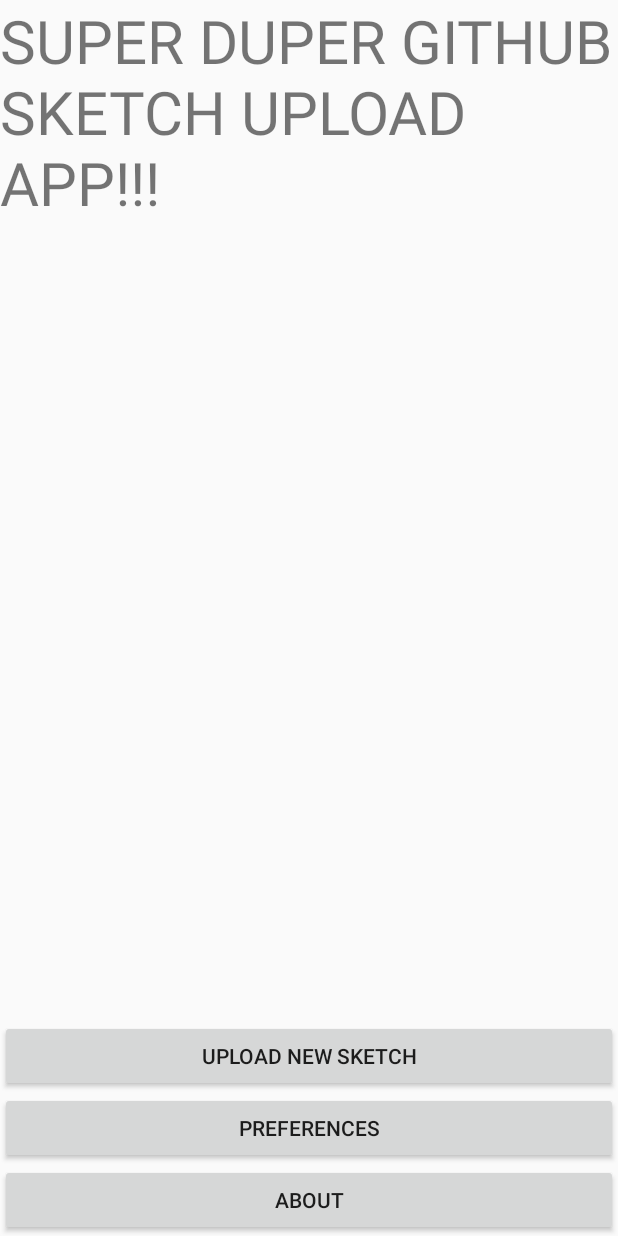
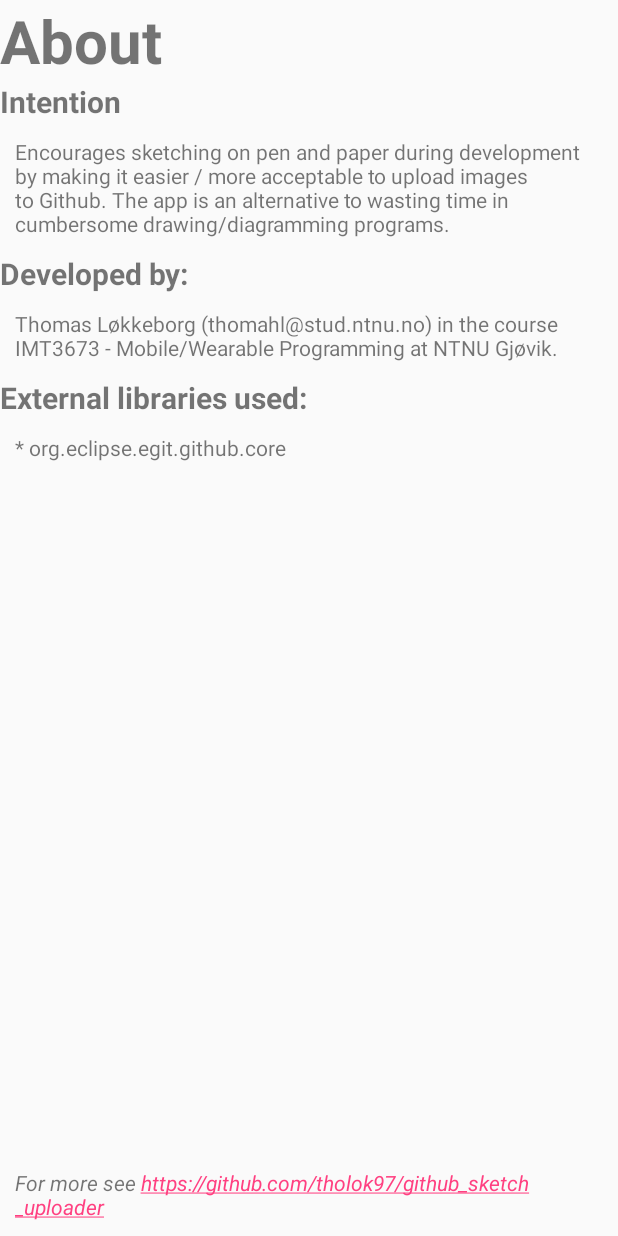
Before and after one commit to tholok97/github_sketch_uploader, an Android app: the screen it shows after launch (MainActivity before the commit, AboutActivity after it), after a tap on "ABOUT", on a phone screen of 412 x 824 dp. Run offline under Robolectric (Android 15) with nearby library versions, the phone set to English and light mode, and no system bars; libraries missing offline, so code that uses them is left out: org.eclipse.egit.

Commit message:
#15 - added about activity with relevant info

```diff
--- a/app/src/main/AndroidManifest.xml
+++ b/app/src/main/AndroidManifest.xml
@@ -79,6 +79,17 @@
             -->
 
         </activity>
+        <activity
+            android:name=".AboutActivity"
+            android:screenOrientation="portrait">
+            <!--
+            <intent-filter>
+                <action android:name="android.intent.action.MAIN" />
+
+                <category android:name="android.intent.category.LAUNCHER" />
+            </intent-filter>
+            -->
+        </activity>
     </application>
 
 </manifest>
--- /dev/null
+++ b/app/src/main/java/com/example/tholok/github_sketch_uploader/AboutActivity.java
@@ -0,0 +1,13 @@
+package com.example.tholok.github_sketch_uploader;
+
+import android.support.v7.app.AppCompatActivity;
+import android.os.Bundle;
+
+public class AboutActivity extends AppCompatActivity {
+
+    @Override
+    protected void onCreate(Bundle savedInstanceState) {
+        super.onCreate(savedInstanceState);
+        setContentView(R.layout.activity_about);
+    }
+}
--- a/app/src/main/java/com/example/tholok/github_sketch_uploader/MainActivity.java
+++ b/app/src/main/java/com/example/tholok/github_sketch_uploader/MainActivity.java
@@ -32,7 +32,8 @@ public class MainActivity extends AppCompatActivity {
                 break;
 
             case R.id.b_about:
-                Toast.makeText(this, "Not implemented", Toast.LENGTH_SHORT).show();
+                Intent aboutIntent = new Intent(this, AboutActivity.class);
+                startActivity(aboutIntent);
                 break;
 
             default:
--- /dev/null
+++ b/app/src/main/res/layout/activity_about.xml
@@ -0,0 +1,80 @@
+<?xml version="1.0" encoding="utf-8"?>
+<android.support.v7.widget.LinearLayoutCompat
+    android:layout_height="match_parent"
+    android:layout_width="match_parent"
+    android:orientation="vertical"
+    xmlns:android="http://schemas.android.com/apk/res/android" >
+
+    <!-- main header -->
+    <TextView
+        android:textSize="40sp"
+        android:textStyle="bold"
+        android:text="About"
+        android:layout_width="match_parent"
+        android:layout_height="wrap_content" />
+
+    <!-- sub header -->
+    <TextView
+        android:textSize="20sp"
+        android:textStyle="bold"
+        android:text="Intention"
+        android:layout_width="match_parent"
+        android:layout_height="wrap_content" />
+
+    <!-- text -->
+    <TextView
+        android:padding="10sp"
+        android:text="Encourages sketching on pen and paper during development by making it easier / more acceptable to upload images to Github. The app is an alternative to wasting time in cumbersome drawing/diagramming programs. "
+        android:layout_width="match_parent"
+        android:layout_height="wrap_content" />
+
+
+    <!-- sub header -->
+    <TextView
+        android:textSize="20sp"
+        android:textStyle="bold"
+        android:text="Developed by:"
+        android:layout_width="match_parent"
+        android:layout_height="wrap_content" />
+
+    <!-- text -->
+    <TextView
+        android:padding="10sp"
+        android:text="Thomas Løkkeborg (thomahl@stud.ntnu.no) in the course IMT3673 - Mobile/Wearable Programming at NTNU Gjøvik."
+        android:layout_width="match_parent"
+        android:layout_height="wrap_content" />
+
+    <!-- sub header -->
+    <TextView
+        android:textSize="20sp"
+        android:textStyle="bold"
+        android:text="External libraries used:"
+        android:layout_width="match_parent"
+        android:layout_height="wrap_content" />
+
+    <!-- text -->
+    <TextView
+        android:padding="10sp"
+        android:text="* org.eclipse.egit.github.core"
+        android:layout_width="match_parent"
+        android:layout_height="wrap_content" />
+
+
+    <!-- spacing -->
+    <TextView
+        android:layout_weight="1"
+        android:layout_width="match_parent"
+        android:layout_height="0dp" />
+
+    <!-- text -->
+    <TextView
+        android:autoLink="web"
+        android:textStyle="italic"
+        android:padding="10sp"
+        android:text="For more see https://github.com/tholok97/github_sketch_uploader"
+        android:layout_width="match_parent"
+        android:layout_height="wrap_content" />
+
+
+
+</android.support.v7.widget.LinearLayoutCompat>
```
